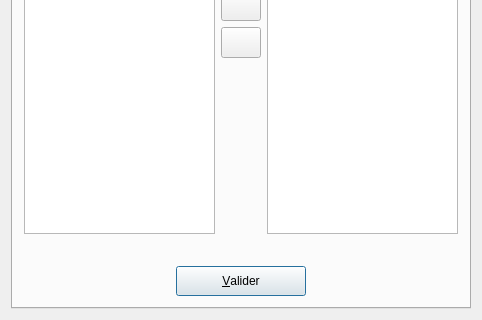
First picture: the form in UiQT4/desPlusieursInto.ui, repository SalomePlatform/eficas_tools, before the edit; both pictures show x 0 to 482 and y 160 to 480 of the 482 by 480 pixel window.
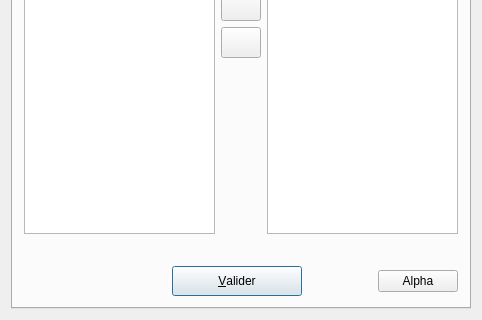
Second picture: the form after the edit. Icons and pictures are not drawn.

Commit message: pour alphabetique

Patch:
```diff
--- a/UiQT4/desPlusieursInto.ui
+++ b/UiQT4/desPlusieursInto.ui
@@ -173,8 +173,8 @@
            </property>
            <property name="sizeHint" stdset="0" >
             <size>
-             <width>40</width>
-             <height>20</height>
+             <width>148</width>
+             <height>27</height>
             </size>
            </property>
           </spacer>
@@ -211,12 +211,19 @@
            </property>
            <property name="sizeHint" stdset="0" >
             <size>
-             <width>40</width>
-             <height>20</height>
+             <width>58</width>
+             <height>27</height>
             </size>
            </property>
           </spacer>
          </item>
+         <item>
+          <widget class="QPushButton" name="BAlpha" >
+           <property name="text" >
+            <string>Alpha</string>
+           </property>
+          </widget>
+         </item>
         </layout>
        </item>
       </layout>
```
The commit also changes 2 other files.
